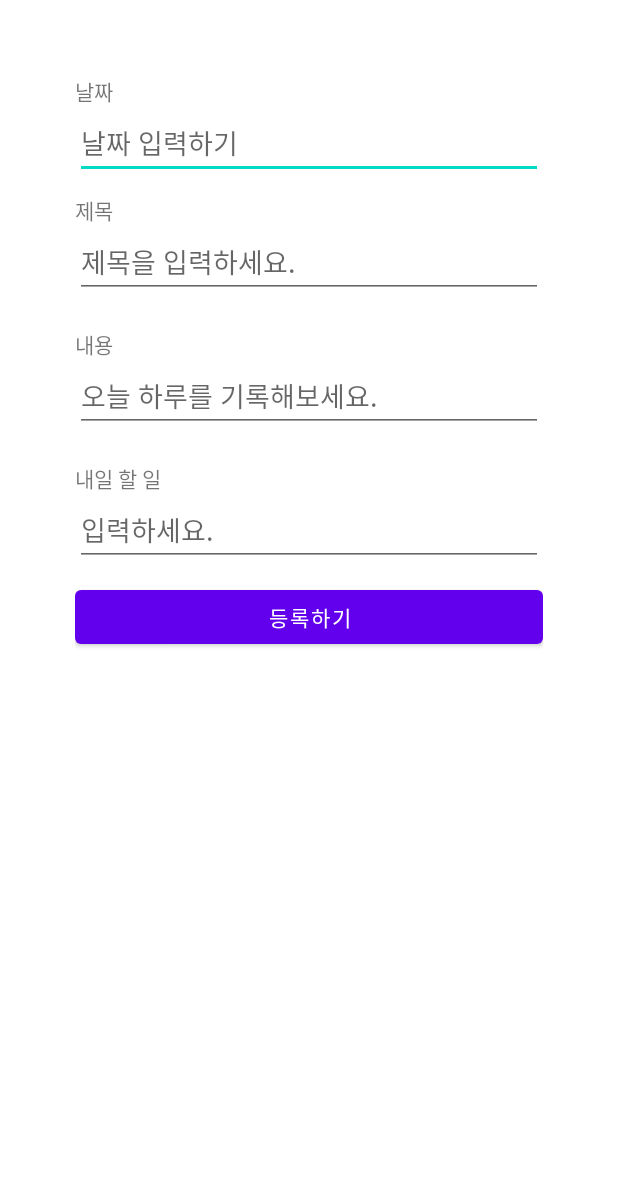
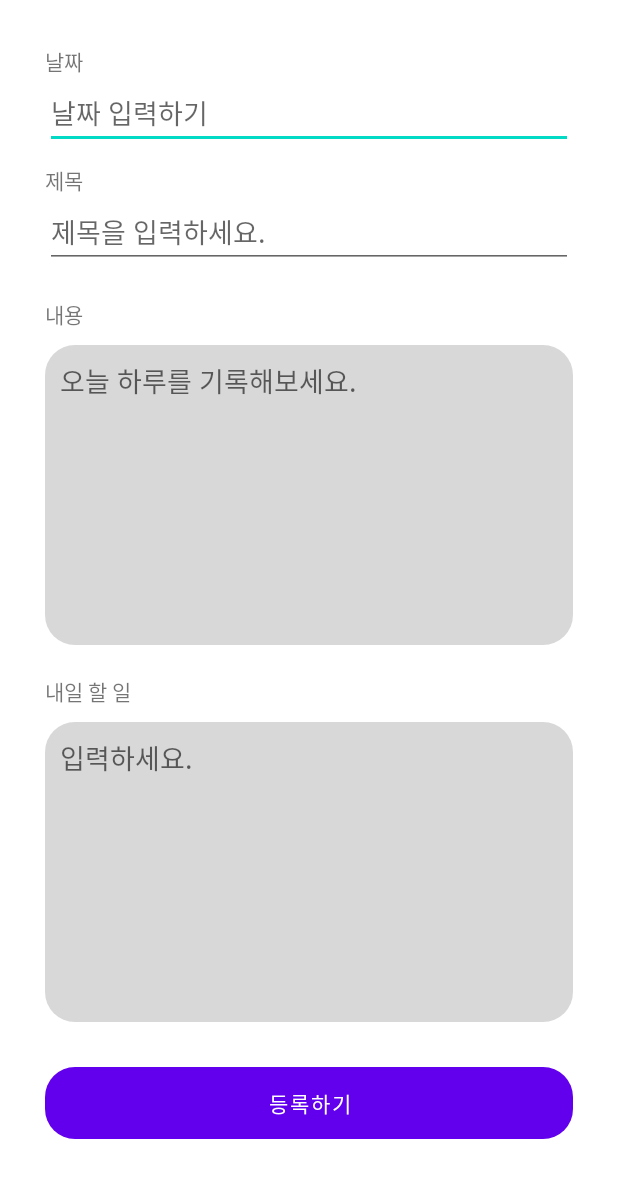
Before and after one commit to hrlee0424/MyDiary, an Android app: the screen it shows after launch (WriteActivity), after a tap on "글쓰기", on a phone screen of 412 x 824 dp. Shown: the top 1178 px of the screen. Run offline under Robolectric (Android 15) with nearby library versions, the phone set to English and light mode, and no system bars; our stand-ins replace Room's generated code.

Commit message:
WriteActivity.xml 수정

```diff
--- a/app/src/main/java/polarbear/mydiary/WriteActivity.kt
+++ b/app/src/main/java/polarbear/mydiary/WriteActivity.kt
@@ -33,7 +33,6 @@ class WriteActivity : AppCompatActivity() {
 
         db = AppDatabase.getInstance(this)
 
-
         editDate.setOnTouchListener { v, event ->
             when(event.action){
                 MotionEvent.ACTION_DOWN -> {
@@ -52,7 +51,6 @@ class WriteActivity : AppCompatActivity() {
             }
             true
         }
-
 
         btnSave.setOnClickListener {
             /*val db = Room.databaseBuilder(
--- /dev/null
+++ b/app/src/main/res/drawable/ic_baseline_edit_24.xml
@@ -0,0 +1,10 @@
+<vector xmlns:android="http://schemas.android.com/apk/res/android"
+    android:width="24dp"
+    android:height="24dp"
+    android:viewportWidth="24"
+    android:viewportHeight="24"
+    android:tint="?attr/colorControlNormal">
+  <path
+      android:fillColor="@android:color/white"
+      android:pathData="M3,17.25V21h3.75L17.81,9.94l-3.75,-3.75L3,17.25zM20.71,7.04c0.39,-0.39 0.39,-1.02 0,-1.41l-2.34,-2.34c-0.39,-0.39 -1.02,-0.39 -1.41,0l-1.83,1.83 3.75,3.75 1.83,-1.83z"/>
+</vector>
--- /dev/null
+++ b/app/src/main/res/drawable/ic_baseline_search_24.xml
@@ -0,0 +1,10 @@
+<vector xmlns:android="http://schemas.android.com/apk/res/android"
+    android:width="24dp"
+    android:height="24dp"
+    android:viewportWidth="24"
+    android:viewportHeight="24"
+    android:tint="?attr/colorControlNormal">
+  <path
+      android:fillColor="@android:color/white"
+      android:pathData="M15.5,14h-0.79l-0.28,-0.27C15.41,12.59 16,11.11 16,9.5 16,5.91 13.09,3 9.5,3S3,5.91 3,9.5 5.91,16 9.5,16c1.61,0 3.09,-0.59 4.23,-1.57l0.27,0.28v0.79l5,4.99L20.49,19l-4.99,-5zM9.5,14C7.01,14 5,11.99 5,9.5S7.01,5 9.5,5 14,7.01 14,9.5 11.99,14 9.5,14z"/>
+</vector>
--- /dev/null
+++ b/app/src/main/res/drawable/shape_edit_round.xml
@@ -0,0 +1,5 @@
+<?xml version="1.0" encoding="utf-8"?>
+<shape xmlns:android="http://schemas.android.com/apk/res/android" android:shape="rectangle">
+    <corners
+        android:radius="20dp"/>
+</shape>
--- a/app/src/main/res/layout/activity_write.xml
+++ b/app/src/main/res/layout/activity_write.xml
@@ -5,8 +5,17 @@
     android:layout_width="match_parent"
     android:layout_height="match_parent"
     android:orientation="vertical"
-    android:padding="50dp"
+    android:padding="30dp"
     tools:context=".WriteActivity">
+
+    <androidx.core.widget.NestedScrollView
+        android:layout_width="match_parent"
+        android:layout_height="wrap_content">
+
+    <LinearLayout
+        android:layout_width="match_parent"
+        android:layout_height="wrap_content"
+        android:orientation="vertical">
 
     <LinearLayout
         android:layout_width="match_parent"
@@ -62,6 +71,12 @@
             android:id="@+id/editContents"
             android:layout_width="match_parent"
             android:layout_height="wrap_content"
+            android:layout_marginTop="10dp"
+            android:minHeight="200dp"
+            android:background="@drawable/shape_edit_round"
+            android:backgroundTint="@color/editRoundColor"
+            android:gravity="top"
+            android:padding="10dp"
             android:hint="오늘 하루를 기록해보세요."/>
 
     </LinearLayout>
@@ -80,8 +95,14 @@
 
         <EditText
             android:id="@+id/editTodo"
+            android:layout_marginTop="10dp"
             android:layout_width="match_parent"
             android:layout_height="wrap_content"
+            android:minHeight="200dp"
+            android:background="@drawable/shape_edit_round"
+            android:backgroundTint="@color/editRoundColor"
+            android:gravity="top"
+            android:padding="10dp"
             android:hint="입력하세요."/>
 
     </LinearLayout>
@@ -90,6 +111,12 @@
         android:id="@+id/btnSave"
         android:layout_width="match_parent"
         android:layout_height="wrap_content"
+        android:layout_marginTop="20dp"
+        android:background="@drawable/shape_edit_round"
         android:text="등록하기"/>
 
+    </LinearLayout>
+
+    </androidx.core.widget.NestedScrollView>
+
 </LinearLayout>
--- a/app/src/main/res/menu/menu.xml
+++ b/app/src/main/res/menu/menu.xml
@@ -3,13 +3,15 @@
     xmlns:app="http://schemas.android.com/apk/res-auto">
     <item
         android:id="@+id/write"
-        android:icon="@mipmap/ic_launcher"
+        android:icon="@drawable/ic_baseline_edit_24"
+        android:iconTint="@color/iconColor"
         app:showAsAction="always"
         android:title="글쓰기"/>
 
     <item
         android:id="@+id/search"
-        android:icon="@drawable/ic_launcher_foreground"
+        android:icon="@drawable/ic_baseline_search_24"
+        android:iconTint="@color/iconColor"
         app:showAsAction="always"
         android:title="검색"/>
 
--- /dev/null
+++ b/app/src/main/res/values-night/colors.xml
@@ -0,0 +1,4 @@
+<?xml version="1.0" encoding="utf-8"?>
+<resources>
+    <color name="iconColor">#FFFFFFFF</color>
+</resources>
--- a/app/src/main/res/values/colors.xml
+++ b/app/src/main/res/values/colors.xml
@@ -7,4 +7,7 @@
     <color name="teal_700">#FF018786</color>
     <color name="black">#FF000000</color>
     <color name="white">#FFFFFFFF</color>
+
+    <color name="iconColor">#FF000000</color>
+    <color name="editRoundColor">#568C8B8B</color>
 </resources>
```
